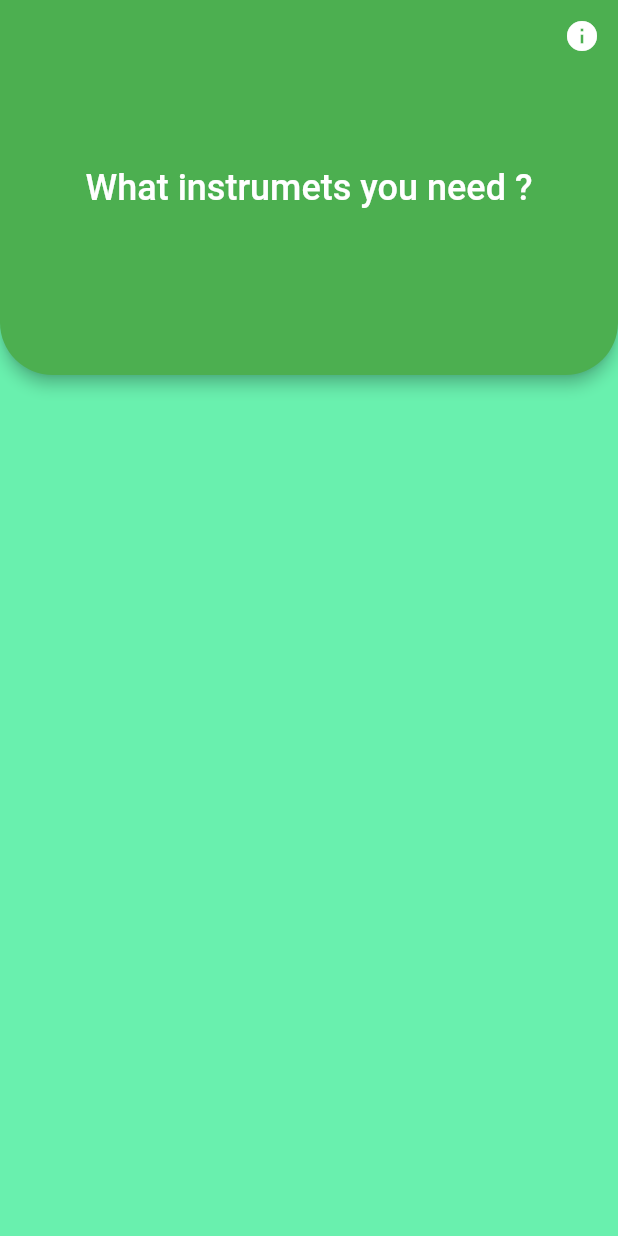
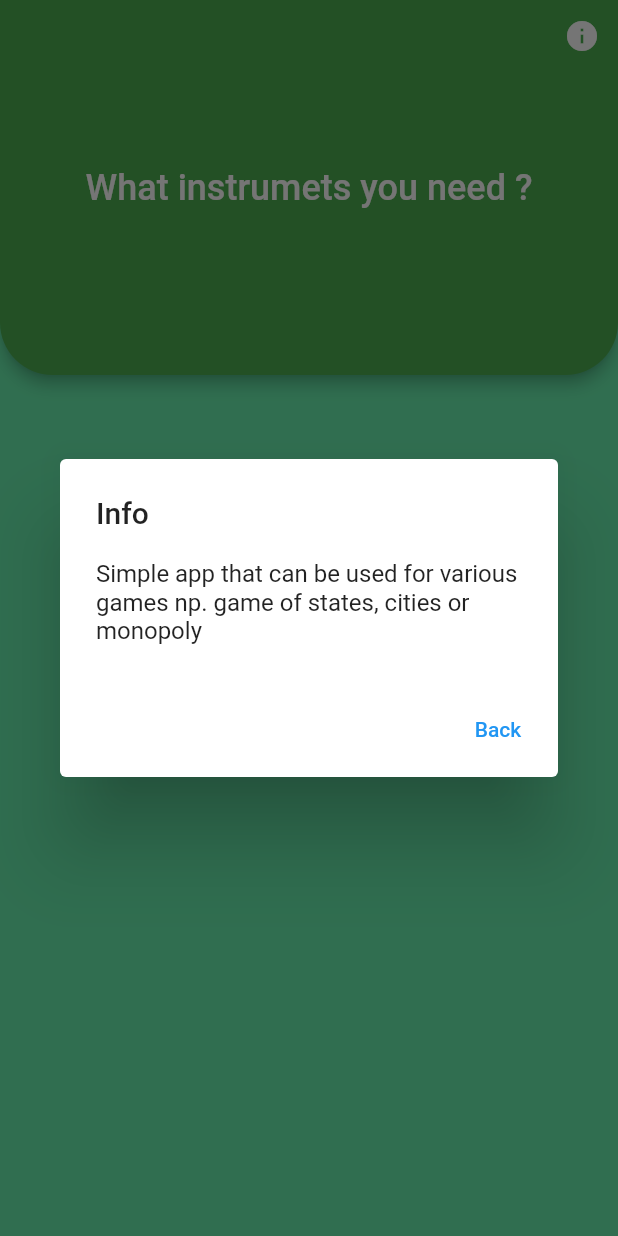
Before and after one commit to patryklaskowski1/instruments_for_various_games, a Flutter app: the screen it shows after launch, after a tap on the "info" icon, on a phone screen of 412 x 824 dp. Run offline on Flutter 3.47's test engine with Material 2 defaults, Android fonts, the phone set to English and light mode, and no system bars.

Commit message:
create showDialog to onpressed iconButton appBar

```diff
--- a/lib/main.dart
+++ b/lib/main.dart
@@ -1,12 +1,17 @@
 import 'package:flutter/material.dart';
 
 void main() {
-  runApp(const MyApp());
+  runApp(const MaterialApp(home: MyApp()));
 }
 
-class MyApp extends StatelessWidget {
+class MyApp extends StatefulWidget {
   const MyApp({Key? key}) : super(key: key);
 
+  @override
+  State<MyApp> createState() => _MyAppState();
+}
+
+class _MyAppState extends State<MyApp> {
   @override
   Widget build(BuildContext context) {
     return MaterialApp(
@@ -32,11 +37,27 @@
             Column(
               children: [
                 IconButton(
-                  icon: const Icon(
-                    Icons.info,
-                  ),
-                  onPressed: () {},
-                ),
+                    icon: const Icon(
+                      Icons.info,
+                    ),
+                    onPressed: () {
+                      showDialog(
+                          context: context,
+                          builder: (BuildContext context) {
+                            return AlertDialog(
+                              title: const Text('Info'),
+                              content: const Text(
+                                  'Simple app that can be used for various games np. game of states, cities or monopoly '),
+                              actions: [
+                                TextButton(
+                                    onPressed: () {
+                                      Navigator.of(context).pop();
+                                    },
+                                    child: Text('Back'))
+                              ],
+                            );
+                          });
+                    }),
               ],
             )
           ],
```
